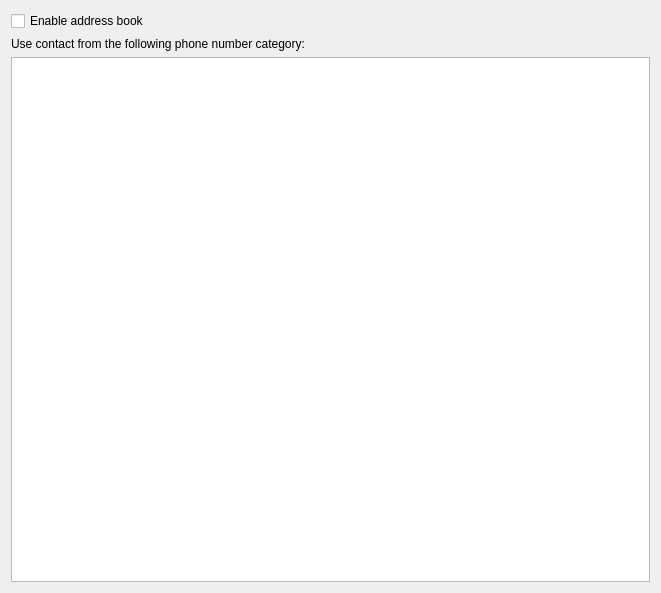
The window that src/conf/dlgaddressbookbase.ui (KDE/ring-kde) describes before a commit, drawn with Qt 5.
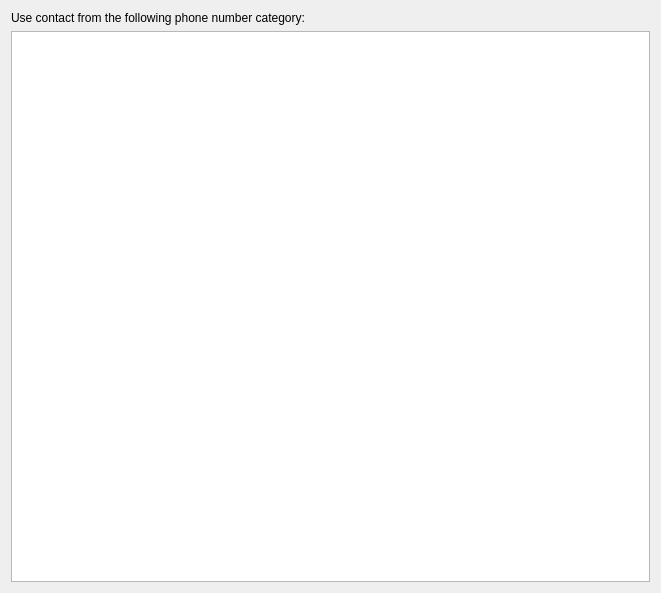
The same window after the commit.

```diff
--- a/src/conf/dlgaddressbookbase.ui
+++ b/src/conf/dlgaddressbookbase.ui
@@ -14,13 +14,6 @@
    <string notr="true">Addressbook settings</string>
   </property>
   <layout class="QVBoxLayout" name="verticalLayout">
-   <item>
-    <widget class="QCheckBox" name="kcfg_enableAddressBook">
-     <property name="text">
-      <string>Enable address book</string>
-     </property>
-    </widget>
-   </item>
    <item>
     <widget class="QLabel" name="m_pPhonetypeL">
      <property name="text">
```
